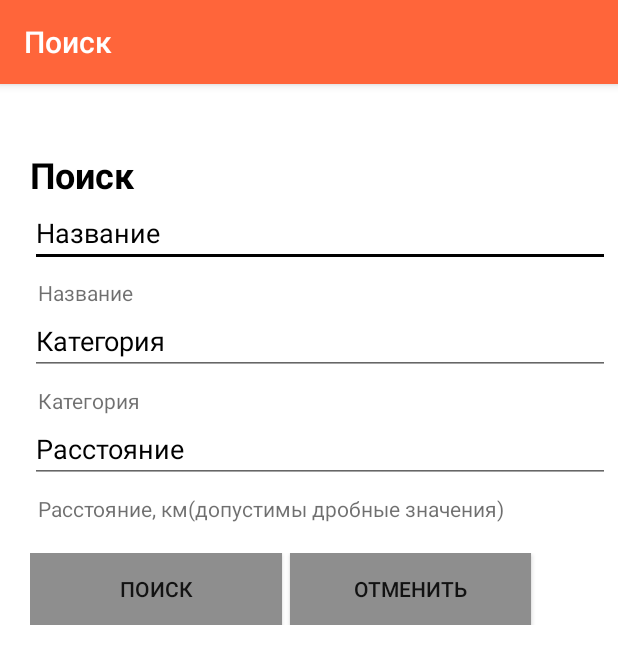
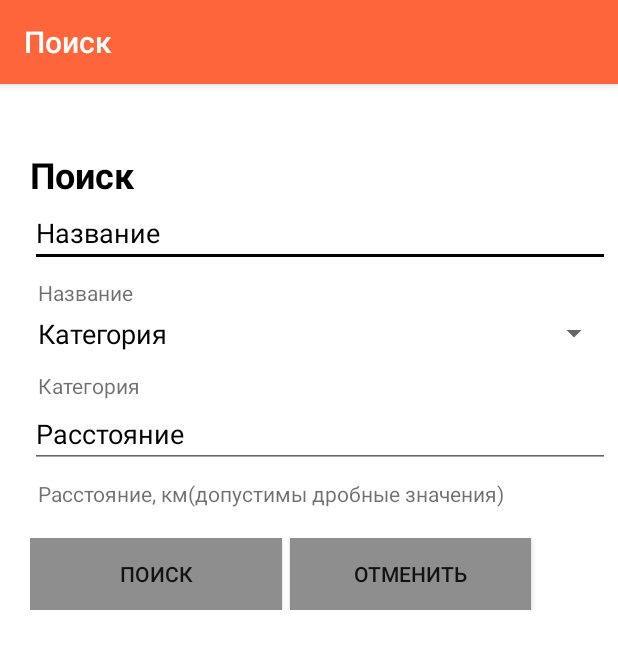
Before and after one commit to statuty/maps, an Android app: the SearchActivity screen opened directly, with no data from a screen before it, on a phone screen of 412 x 824 dp. Shown: the top 664 px of the screen. Run offline under Robolectric (Android 15) with nearby library versions, the phone set to English and light mode, and no system bars; 2 statements that could not run were skipped.

Commit message:
fix search page

```diff
--- a/app/src/main/java/co/example/yuliya/maps/SearchActivity.java
+++ b/app/src/main/java/co/example/yuliya/maps/SearchActivity.java
@@ -1,16 +1,22 @@
 package co.example.yuliya.maps;
 
 import android.content.Intent;
+import android.os.AsyncTask;
 import android.os.Bundle;
 import android.support.v7.app.AppCompatActivity;
 import android.support.v7.widget.Toolbar;
 import android.view.View;
+import android.widget.ArrayAdapter;
 import android.widget.EditText;
+import android.widget.Spinner;
 
+import com.google.android.gms.maps.model.Dash;
 import com.google.android.gms.maps.model.LatLng;
 
+import java.util.ArrayList;
 import java.util.List;
 
+import co.example.yuliya.maps.domain.Category;
 import co.example.yuliya.maps.domain.Location;
 import co.example.yuliya.maps.service.DataService;
 
@@ -21,16 +27,37 @@ import co.example.yuliya.maps.service.DataService;
 public class SearchActivity extends AppCompatActivity {
 
     private EditText name;
-    private EditText category;
     private EditText dist;
     private LatLng latLng;
+    private Spinner spinner;
+
 
     @Override
-    protected void onCreate(Bundle savedInstanceState) {
+    protected void onCreate(final Bundle savedInstanceState) {
         super.onCreate(savedInstanceState);
         setContentView(R.layout.search_location);
+        spinner = (Spinner) findViewById(R.id.spinner_cat);
         Toolbar toolbar = (Toolbar) findViewById(R.id.toolbar);
+        final ArrayAdapter<String> dataAdapter = new ArrayAdapter<String>(SearchActivity.this,
+                R.layout.spinner_item, new ArrayList<String>());
+        dataAdapter.setDropDownViewResource(R.layout.spinner_item);
+        spinner.setAdapter(dataAdapter);
         setSupportActionBar(toolbar);
+
+        new AsyncTask<Void, Void, List<String>>() {
+            @Override
+            protected List<String> doInBackground(Void... params) {
+                DataService ds = new DataService("107.170.25.215", 8080);
+                return ds.getCategories();
+            }
+
+            @Override
+            protected void onPostExecute(List<String> strings) {
+                dataAdapter.add("Категория");
+                dataAdapter.addAll(strings);
+                dataAdapter.notifyDataSetChanged();
+            }
+        }.execute();
     }
 
     public void onSearch(View v) {
@@ -38,7 +65,7 @@ public class SearchActivity extends AppCompatActivity {
             public void run() {
                 name = (EditText) findViewById(R.id.name);
                 dist = (EditText) findViewById(R.id.dist);
-                category = (EditText) findViewById(R.id.category);
+                spinner = (Spinner) findViewById(R.id.spinner_cat);
                 final DataService ds = new DataService("107.170.25.215", 8080);
                 Intent intent = getIntent();
                 latLng = intent.getParcelableExtra("latlng");
@@ -46,7 +73,7 @@ public class SearchActivity extends AppCompatActivity {
                 if (!dis.isEmpty()) {
                     dis += "km";
                 }
-                List<Location> locations = ds.getLocations(latLng.latitude, latLng.longitude, dis, category.getText().toString(), name.getText().toString(), 0, 100);
+                List<Location> locations = ds.getLocations(latLng.latitude, latLng.longitude, dis, spinner.getSelectedItem().toString(), name.getText().toString(), 0, 100);
 
                 MapsActivity.marks.clear();
                 if (locations != null) {
--- a/app/src/main/res/layout/activity_maps.xml
+++ b/app/src/main/res/layout/activity_maps.xml
@@ -44,6 +44,7 @@
             android:layout_alignParentTop="true"
             android:layout_alignParentLeft="true"
             android:layout_marginLeft="19dp"
+            android:layout_marginTop="12dp"
             app:srcCompat="@android:drawable/ic_menu_save"
             app:backgroundTint="@android:color/holo_blue_dark"
             android:text="@string/save"
--- a/app/src/main/res/layout/content_search_location.xml
+++ b/app/src/main/res/layout/content_search_location.xml
@@ -59,15 +59,12 @@
             android:textColor="@color/common_google_signin_btn_text_light_default"
             android:paddingLeft="5dp" />
 
-        <EditText
+        <Spinner
             android:layout_width="match_parent"
             android:layout_height="wrap_content"
-            android:hint="@string/marker_category"
-            android:id="@+id/category"
-            android:textSize="18sp"
-            android:inputType="text"
+            android:id="@+id/spinner_cat"
             android:layout_column="1"
-            android:textColorHint="@android:color/black" />
+            android:layout_weight="1" />
 
         <TextView
             android:text="@string/marker_category"
@@ -83,6 +80,7 @@
             android:paddingTop="7dp"
             android:textColor="@color/common_google_signin_btn_text_light_default"
             android:paddingLeft="5dp" />
+
 
         <EditText
             android:id="@+id/dist"
--- /dev/null
+++ b/app/src/main/res/layout/spinner_item.xml
@@ -0,0 +1,12 @@
+<?xml version="1.0" encoding="utf-8"?>
+<TextView
+    xmlns:android="http://schemas.android.com/apk/res/android"
+    android:layout_width="match_parent"
+    android:layout_height="wrap_content"
+    android:textSize="18sp"
+    android:padding="5dp"
+    android:textColorHint="@android:color/black"
+    android:textColor="@android:color/black"
+    android:hint="@string/marker_category"
+    android:layout_weight="1"
+    />
```
Also changed, not shown: app/src/main/java/co/example/yuliya/maps/AddMarkerActivity.java (+47 -8 lines), app/src/main/java/co/example/yuliya/maps/service/DataService.java (+6 -7 lines), app/src/main/res/layout/content_add_marker.xml (+6 -8 lines).
